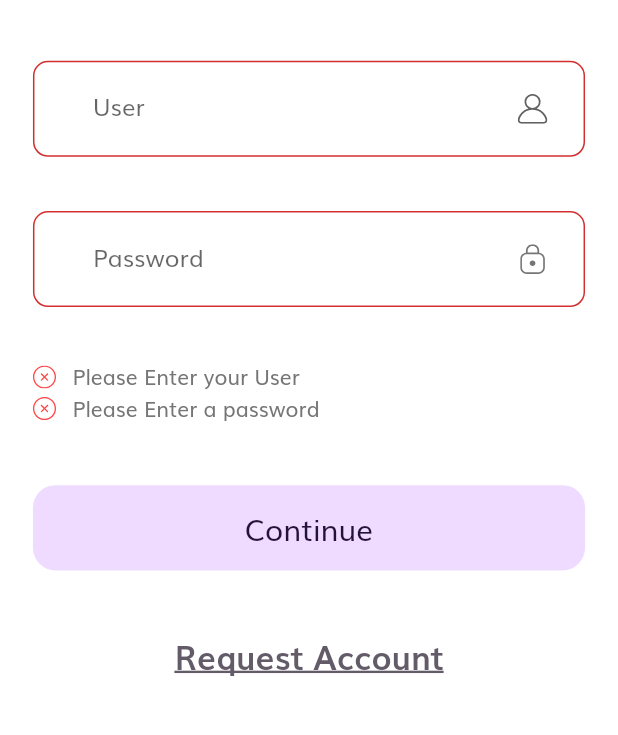
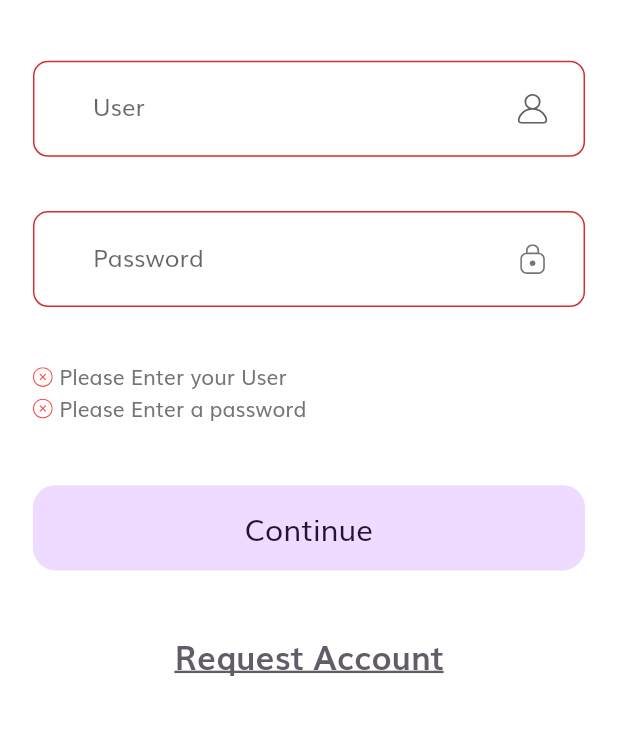
Before and after one commit to Eric-Durr/collecta, a Flutter app: the screen it shows after launch, after a tap on "Continue", on a phone screen of 412 x 824 dp, the part 369-1104 px from its top. Run offline on Flutter 3.47's test engine with Material 2 defaults, Android fonts, the phone set to English and light mode, and no system bars; our stand-ins replace flutter_map, flutter_secure_storage, flutter_svg, geolocator, latlong2, material_design_icons_flutter and 1 more; missing offline and left inert: flutter_appauth, postgres, skeleton_loader; accounts and stored records are empty.

```diff
--- a/lib/widgets/form_error.dart
+++ b/lib/widgets/form_error.dart
@@ -23,11 +23,11 @@ class FormError extends StatelessWidget {
       children: [
         SvgPicture.asset(
           'assets/icons/Error.svg',
-          height: getProportionateScreenWidth(14),
-          width: getProportionateScreenWidth(14),
+          height: getProportionateScreenWidth(12),
+          width: getProportionateScreenWidth(12),
         ),
         SizedBox(
-          width: getProportionateScreenWidth(10),
+          width: getProportionateScreenWidth(4),
         ),
         Text(error)
       ],
```
Also changed, not shown: lib/screens/splash/widgets/login_form.dart (+0 -36 lines), lib/screens/transect_area_measure/widgets/body.dart (+20 -3 lines), 1 other file.
